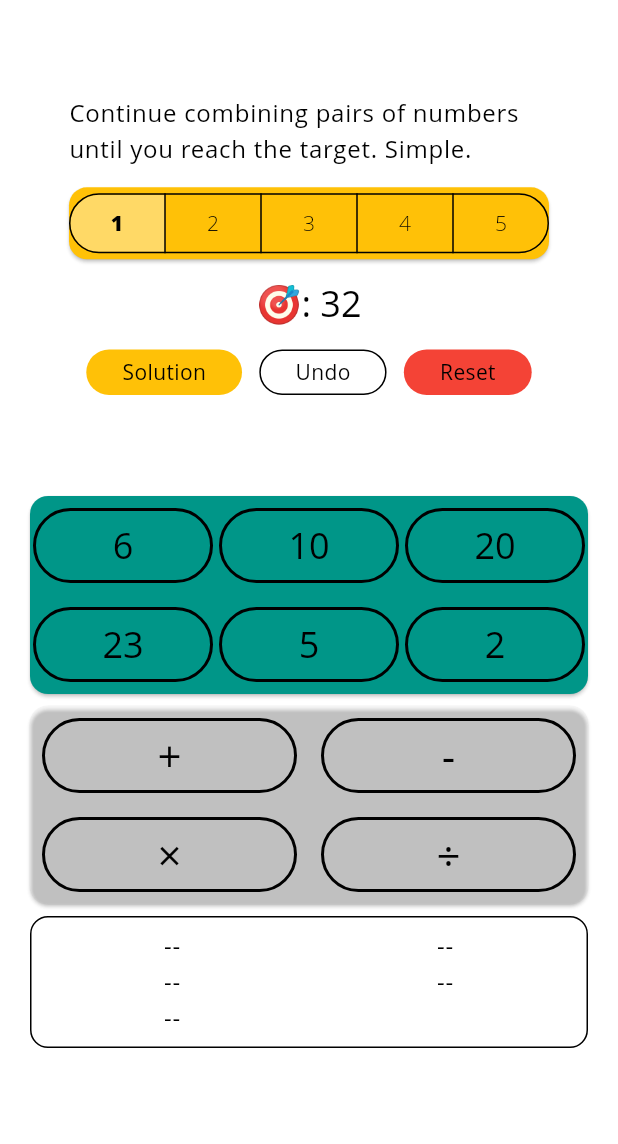
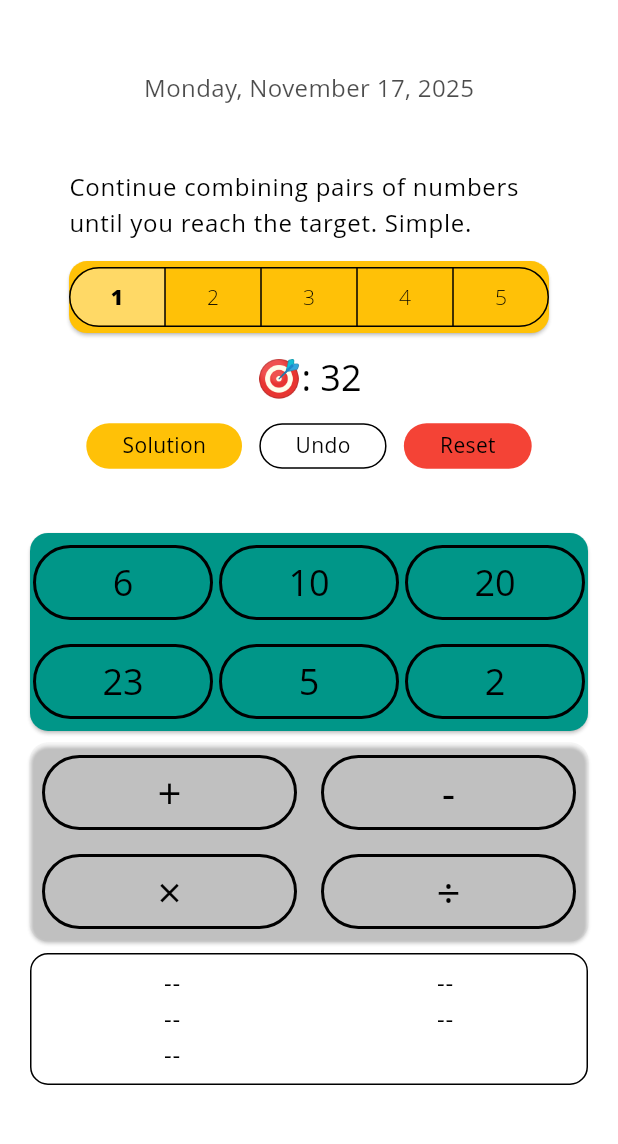
Before and after one commit to TobiasBester/ItFigures, a Flutter app: the GamePage screen opened directly, on a phone screen of 412 x 824 dp, the part 87-1231 px from its top. Run offline on Flutter 3.47's test engine with Material 3 defaults, Android fonts, the phone set to English and light mode, and no system bars; our stand-ins replace flutter_secure_storage, hooks_riverpod, responsive_grid; missing offline and left inert: trotter; accounts and stored records are empty; Roboto replaces fonts that are missing (Open Sans).

Commit message:
Add date display to Daily game mode
- Added intl package dependency for date formatting
- Display current date at top of game page when in Daily mode
- Date format: "EEEE, MMMM d, y" (e.g., "Sunday, November 17, 2025")
- Date only appears in Daily mode, not in Infinite mode

```diff
--- a/lib/pages/game_page.dart
+++ b/lib/pages/game_page.dart
@@ -2,6 +2,7 @@ import 'dart:developer';
 
 import 'package:flutter/material.dart';
 import 'package:hooks_riverpod/hooks_riverpod.dart';
+import 'package:intl/intl.dart';
 import 'package:it_figures/constants.dart';
 import 'package:it_figures/models/operand_model.dart';
 import 'package:it_figures/providers/game_providers.dart';
@@ -62,9 +63,27 @@ class _GamePageState extends ConsumerState<GamePage> {
                     mainAxisAlignment: MainAxisAlignment.spaceEvenly,
                     crossAxisAlignment: CrossAxisAlignment.center,
                     children: [
+                      if (gameType == GameType.daily) _buildDateDisplay(),
                       const Flexible(child: OverviewPanel()),
                       actionArea(context, randomNumbers),
                     ]))));
+  }
+
+  Widget _buildDateDisplay() {
+    final now = DateTime.now();
+    final formattedDate = DateFormat('EEEE, MMMM d, y').format(now);
+
+    return Padding(
+      padding: const EdgeInsets.only(top: 8.0, bottom: 4.0),
+      child: Text(
+        formattedDate,
+        style: TextStyle(
+          fontSize: 16,
+          fontWeight: FontWeight.w500,
+          color: Theme.of(context).colorScheme.onSurface.withOpacity(0.7),
+        ),
+      ),
+    );
   }
 }
 
--- a/pubspec.yaml
+++ b/pubspec.yaml
@@ -35,6 +35,7 @@ dependencies:
   # The following adds the Cupertino Icons font to your application.
   # Use with the CupertinoIcons class for iOS style icons.
   cupertino_icons: ^1.0.8
+  intl: ^0.19.0
 
 dev_dependencies:
   flutter_test:
```
